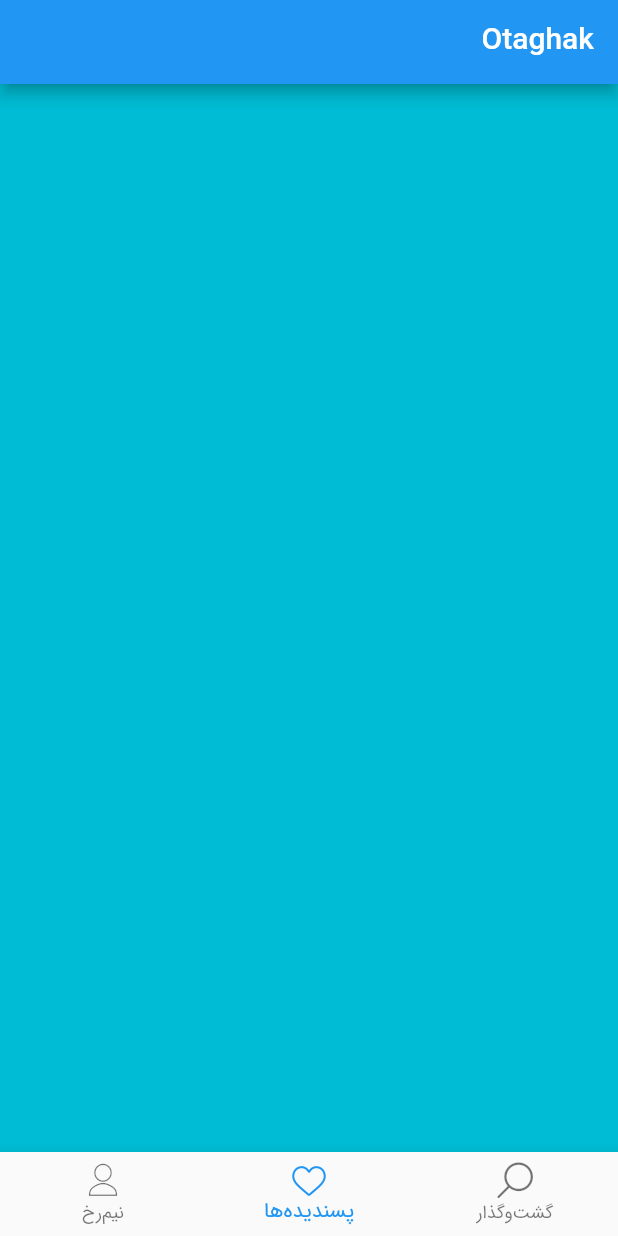
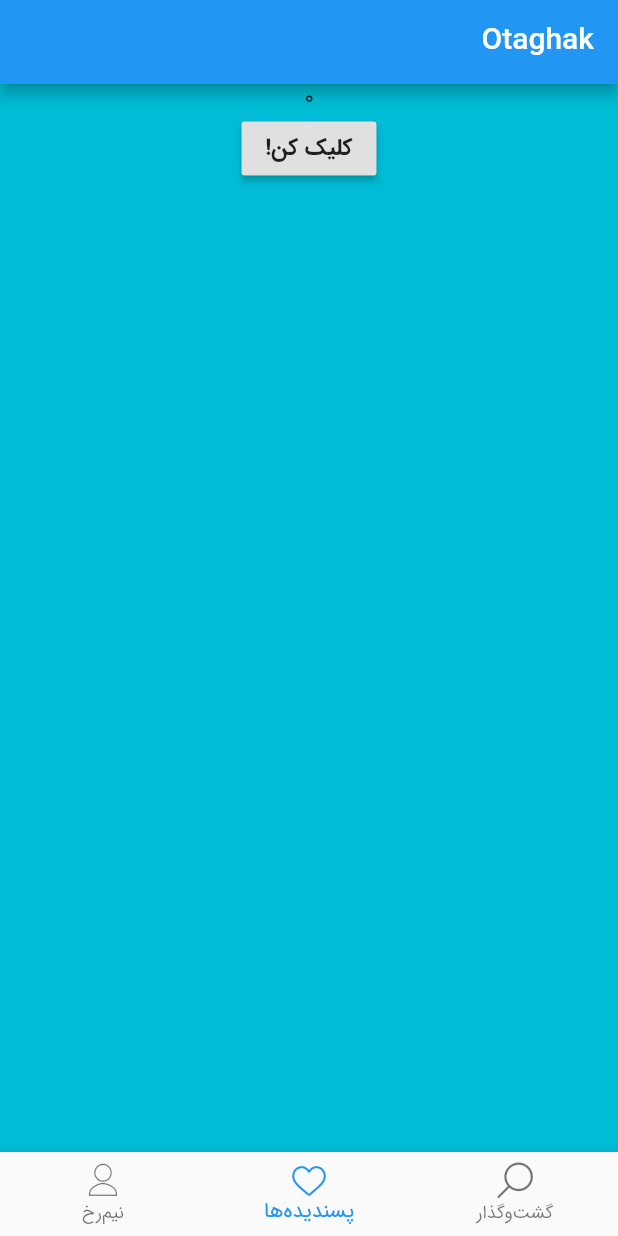
Before and after one commit to ftabashir/otaghak_guest, a Flutter app: the screen it shows after launch, item 2 of the bottom bar chosen, on a phone screen of 412 x 824 dp. Run offline on Flutter 3.47's test engine with Material 2 defaults, Android fonts, the phone set to English and light mode, and no system bars; missing offline and left inert: http_logger, http_middleware; statements that could not run were skipped.

```diff
--- a/lib/widget/home.dart
+++ b/lib/widget/home.dart
@@ -15,11 +15,38 @@ class HomeWidget extends StatefulWidget {
 
 class HomeState extends State<HomeWidget> {
   int _currentIndex = 0;
-  final List<Widget> _children = [
-    IndexWidget(index: fetchIndex()),
-    PlaceholderWidget(Colors.cyan),
-    PlaceholderWidget(Colors.teal),
-  ];
+
+  final _homeNavKey = GlobalKey<NavigatorState>();
+  final _placeholderNavKey1 = GlobalKey<NavigatorState>();
+  final _placeholderNavKey2 = GlobalKey<NavigatorState>();
+
+  var _children;
+
+  HomeState() {
+    _children = <Widget>[
+      Navigator(
+        key: _homeNavKey,
+        onGenerateRoute: (route) => MaterialPageRoute(
+          settings: route,
+          builder: (context) => IndexWidget(index: fetchIndex()),
+        ),
+      ),
+      Navigator(
+        key: _placeholderNavKey1,
+        onGenerateRoute: (route) => MaterialPageRoute(
+          settings: route,
+          builder: (context) => PlaceholderWidget(Colors.cyan),
+        ),
+      ),
+      Navigator(
+        key: _placeholderNavKey2,
+        onGenerateRoute: (route) => MaterialPageRoute(
+          settings: route,
+          builder: (context) => PlaceholderWidget(Colors.teal),
+        ),
+      ),
+    ];
+  }
 
   void onTabTapped(int index) {
     setState(() {
@@ -44,7 +71,10 @@ class HomeState extends State<HomeWidget> {
         appBar: AppBar(
           title: Text('Otaghak'),
         ),
-        body: _children[_currentIndex],
+        body: IndexedStack(
+          index: _currentIndex,
+          children: _children,
+        ),
         bottomNavigationBar: BottomNavigationBar(
           onTap: onTabTapped,
           currentIndex: _currentIndex,
--- a/lib/widget/placeholder.dart
+++ b/lib/widget/placeholder.dart
@@ -2,6 +2,8 @@ import 'package:flutter/material.dart';
 
 class PlaceholderWidget extends StatelessWidget {
   final Color color;
+  final int _myIndex = nChildren++;
+  static int nChildren = 0;
 
   PlaceholderWidget(this.color);
 
@@ -9,6 +11,21 @@ class PlaceholderWidget extends StatelessWidget {
   Widget build(BuildContext context) {
     return Container(
       color: color,
+      child: Column(
+        children: <Widget>[
+          Text('$_myIndex'),
+          RaisedButton(
+            child: const Text('کلیک کن!'),
+            onPressed: () {
+              Navigator.push(
+                  context,
+                  MaterialPageRoute(
+                    builder: (context) => PlaceholderWidget(color),
+                  ));
+            },
+          )
+        ],
+      ),
     );
   }
 }
```
